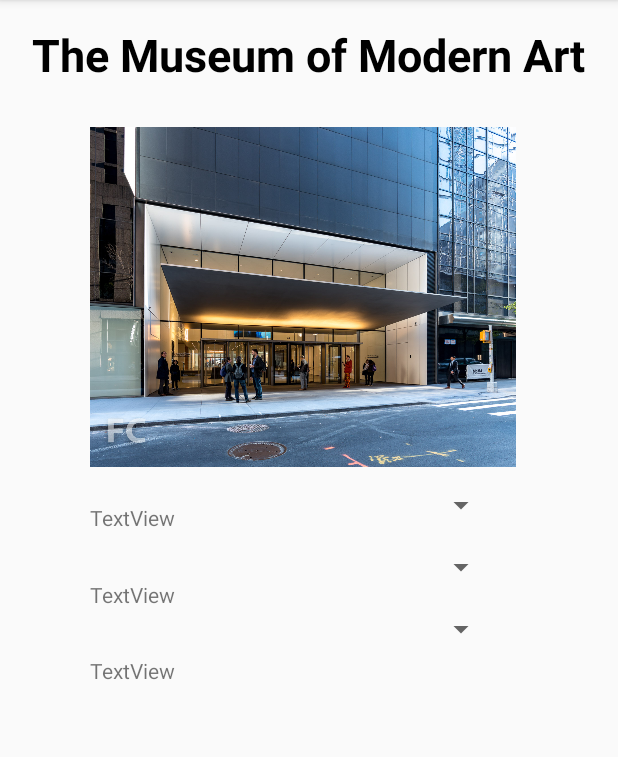
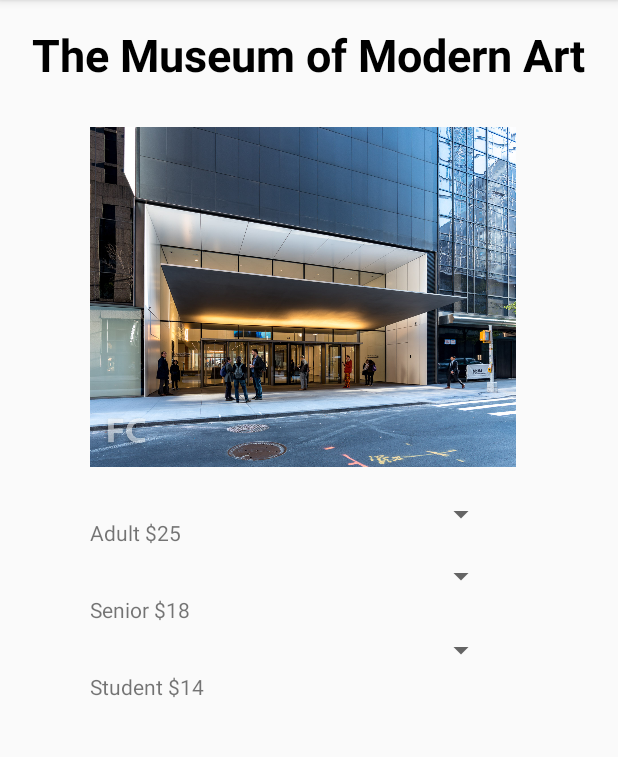
Before and after one commit to iJaddu/CS213_Project5, an Android app: the screen it shows after launch (TicketActivity), after a tap on "MUSEUM OF MODERN ART", on a phone screen of 412 x 824 dp, the part 84-841 px from its top. Run offline under Robolectric (Android 15) with nearby library versions, the light colour scheme and no system bars.

Commit message:
Added museum prices

```diff
--- a/app/src/main/java/com/example/cs213_project5/TicketActivity.java
+++ b/app/src/main/java/com/example/cs213_project5/TicketActivity.java
@@ -22,15 +22,45 @@
         textView.setText(message);
 
         ImageView museumName = (ImageView)findViewById(R.id.museumImage);
+        TextView adultAdmission = (TextView)findViewById(R.id.adultPrice);
+        TextView seniorAdmission = (TextView)findViewById(R.id.seniorPrice);
+        TextView studentAdmission = (TextView)findViewById(R.id.studentPrice);
+        int adultCost = 0;
+        int seniorCost = 0;
+        int studentCost = 0;
 
         if(message.equals("The Museum of Modern Art")){
             museumName.setImageResource(R.drawable.moma);
+            adultAdmission.setText("Adult $25");
+            seniorAdmission.setText("Senior $18");
+            studentAdmission.setText("Student $14");
+            adultCost = 25;
+            seniorCost = 18;
+            studentCost = 14;
         }else if(message.equals("The Museum of Natural History")){
             museumName.setImageResource(R.drawable.natural_history);
+            adultAdmission.setText("Adult $23");
+            seniorAdmission.setText("Senior $18");
+            studentAdmission.setText("Student $18");
+            adultCost = 23;
+            seniorCost = 18;
+            studentCost = 18;
         }else if(message.equals("The Metropolitan Museum of Art")){
             museumName.setImageResource(R.drawable.met);
+            adultAdmission.setText("Adult $25");
+            seniorAdmission.setText("Senior $17");
+            studentAdmission.setText("Student $12");
+            adultCost = 25;
+            seniorCost = 17;
+            studentCost = 12;
         }else if(message.equals("The Brooklyn Museum")){
             museumName.setImageResource(R.drawable.brooklyn);
+            adultAdmission.setText("Adult $16");
+            seniorAdmission.setText("Senior $10");
+            studentAdmission.setText("Student $10");
+            adultCost = 16;
+            seniorCost = 10;
+            studentCost = 10;
         }
     }
 
--- a/app/src/main/res/layout/activity_ticket.xml
+++ b/app/src/main/res/layout/activity_ticket.xml
@@ -14,9 +14,9 @@
             android:layout_marginLeft="60dp" android:layout_marginStart="60dp"
             app:layout_constraintTop_toTopOf="parent"
             android:layout_marginTop="80dp"
-    />
+            android:contentDescription="@string/todo"/>
     <TextView
-            android:text="@string/textview"
+            android:text="@string/museum_name"
             android:layout_width="wrap_content"
             android:layout_height="wrap_content" app:layout_constraintTop_toTopOf="parent"
             android:layout_marginTop="16dp" android:id="@+id/MuseumName" app:layout_constraintStart_toStartOf="parent"
@@ -24,37 +24,41 @@
             android:layout_marginRight="155dp" app:layout_constraintEnd_toEndOf="parent" android:textSize="30sp"
             android:textColor="@android:color/black" android:textStyle="bold"/>
     <TextView
-            android:text="@string/textview"
+            android:text="@string/adult"
             android:layout_width="76dp"
             android:layout_height="21dp"
             android:id="@+id/adultPrice"
             app:layout_constraintStart_toStartOf="parent" android:layout_marginLeft="60dp"
-            android:layout_marginStart="60dp" android:layout_marginTop="10dp"
+            android:layout_marginStart="60dp" android:layout_marginTop="30dp"
             app:layout_constraintTop_toBottomOf="@+id/museumImage" android:layout_marginBottom="20dp"
-            app:layout_constraintBottom_toTopOf="@+id/seniorPrice"/>
+            app:layout_constraintBottom_toTopOf="@+id/seniorPrice" app:layout_constraintEnd_toStartOf="@+id/spinner"
+            android:layout_marginEnd="24dp" android:layout_marginRight="24dp"/>
     <TextView
-            android:text="@string/textview"
+            android:text="@string/senior"
             android:layout_width="76dp"
             android:layout_height="21dp"
             android:id="@+id/seniorPrice"
             app:layout_constraintStart_toStartOf="parent"
             android:layout_marginLeft="60dp" android:layout_marginStart="60dp" android:layout_marginBottom="20dp"
             app:layout_constraintBottom_toTopOf="@+id/studentPrice"
-            app:layout_constraintTop_toBottomOf="@+id/adultPrice"/>
+            app:layout_constraintTop_toBottomOf="@+id/adultPrice" app:layout_constraintEnd_toStartOf="@+id/spinner2"
+            android:layout_marginEnd="24dp" android:layout_marginRight="24dp" android:layout_marginTop="10dp"/>
     <TextView
-            android:text="@string/textview"
+            android:text="@string/student"
             android:layout_width="76dp"
             android:layout_height="21dp"
             app:layout_constraintBottom_toBottomOf="parent" android:id="@+id/studentPrice"
             app:layout_constraintStart_toStartOf="parent"
             android:layout_marginLeft="60dp" android:layout_marginStart="60dp"
-            app:layout_constraintTop_toBottomOf="@+id/seniorPrice" android:layout_marginBottom="300dp"/>
+            app:layout_constraintTop_toBottomOf="@+id/seniorPrice" android:layout_marginBottom="300dp"
+            app:layout_constraintEnd_toStartOf="@+id/spinner3" android:layout_marginEnd="24dp"
+            android:layout_marginRight="24dp" android:layout_marginTop="10dp"/>
     <Spinner
             android:layout_width="171dp"
             android:layout_height="21dp"
             android:id="@+id/spinner"
             android:layout_marginLeft="24dp" android:layout_marginStart="24dp"
-            app:layout_constraintStart_toEndOf="@+id/adultPrice" android:layout_marginTop="10dp"
+            app:layout_constraintStart_toEndOf="@+id/adultPrice" android:layout_marginTop="16dp"
             app:layout_constraintTop_toBottomOf="@+id/museumImage"/>
     <Spinner
             android:layout_width="171dp"
@@ -67,7 +71,7 @@
             android:layout_width="171dp"
             android:layout_height="21dp"
             android:id="@+id/spinner3"
-            android:layout_marginTop="20dp" app:layout_constraintTop_toBottomOf="@+id/spinner2"
+            android:layout_marginTop="28dp" app:layout_constraintTop_toBottomOf="@+id/spinner2"
             android:layout_marginLeft="24dp" android:layout_marginStart="24dp"
             app:layout_constraintStart_toEndOf="@+id/studentPrice"/>
 </androidx.constraintlayout.widget.ConstraintLayout>
--- a/app/src/main/res/values/strings.xml
+++ b/app/src/main/res/values/strings.xml
@@ -5,8 +5,9 @@
     <string name="the_met">The Met</string>
     <string name="brooklyn_museum">Brooklyn Museum</string>
     <string name="nyc_museums">NYC Museums</string>
-    <string name="textview">TextView</string>
-    <string name="textview">TextView</string>
-    <string name="textview">TextView</string>
-    <string name="textview">TextView</string>
+    <string name="student">Student</string>
+    <string name="adult">Adult</string>
+    <string name="senior">Senior</string>
+    <string name="museum_name">Museum Name</string>
+    <string name="todo">TODO</string>
 </resources>
```
